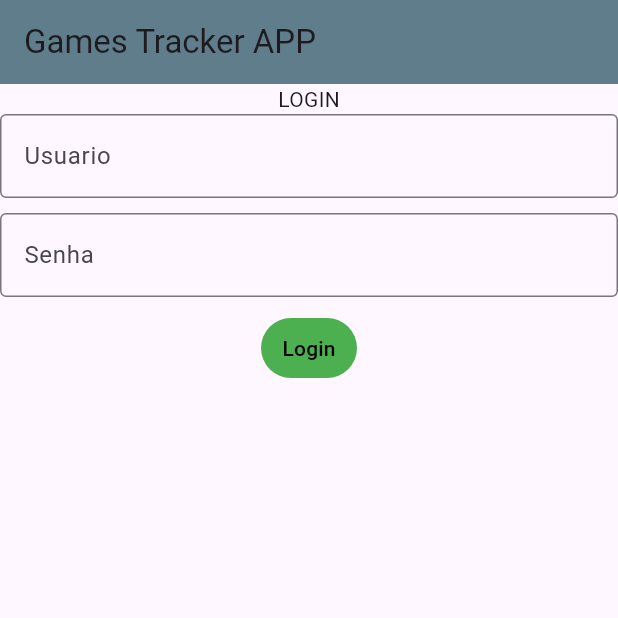
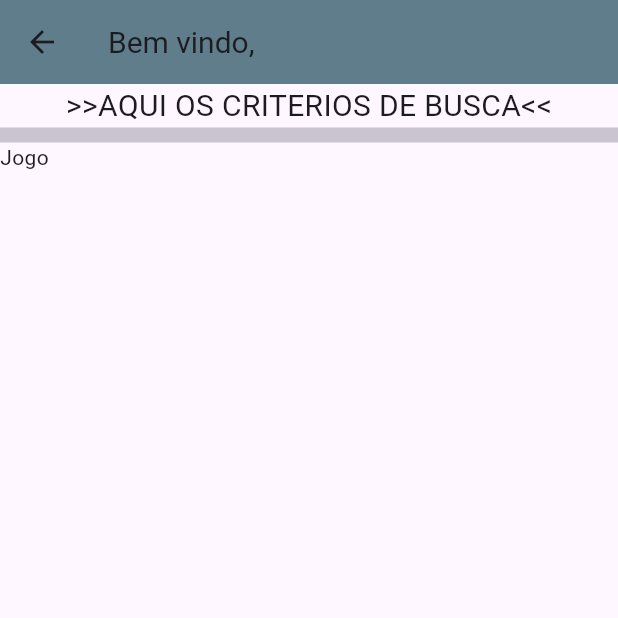
Before and after one commit to ygslima/gamestracker, a Flutter app: the screen it shows after launch, after a tap on "Login", on a phone screen of 412 x 824 dp, the top half of it. Run offline on Flutter 3.47's test engine with Material 3 defaults, Android fonts, the phone set to English and light mode, and no system bars.

Commit message:
Atualizacao 10/07/24
Add navigation, controller, classes de game, genre, gamegenre, review, user, etc
Ajeitar:
-validacao do login
-ver como vai ser passado o parametro usuario (se realmente precisa passar um objeto user ou se pode ser so a string com o username)

```diff
--- /dev/null
+++ b/gamestracker/lib/controller/telaController.dart
@@ -0,0 +1,17 @@
+import 'package:flutter/material.dart';
+import '../view/MainPage.dart';
+import '../model/user.dart';
+
+class TelaController{
+
+
+  static void loginAuth(BuildContext context, String username, String passw){
+    //COLOCAR CONDICAO DE LOGIN AQUI
+    if(true){
+      //aqui ele associa a o username ao objeto da classe usuario, que e passada como parametro
+      User user = User(username);
+      print("Login realizado!");
+      Navigator.pushNamed(context, MainPage.routeName, arguments: user);
+    }
+  }
+}
--- a/gamestracker/lib/main.dart
+++ b/gamestracker/lib/main.dart
@@ -1,8 +1,21 @@
 import 'package:flutter/material.dart';
-import 'home.dart';
-import 'loginPage.dart';
+import 'view/loginPage.dart';
+import 'view/MainPage.dart';
+import 'model/user.dart';
 void main(){
   runApp(MaterialApp(
+    initialRoute: "/",
+    routes: {
+
+    },
+    onGenerateRoute: (settings) {
+      if(settings.name == MainPage.routeName){
+        final args = settings.arguments as User;
+        return MaterialPageRoute(builder: (context) => MainPage(user: args));
+      }
+      return null;
+    },
+
     title: ("Games Tracker"),
     debugShowCheckedModeBanner: false,
     home: LoginPage(),
--- /dev/null
+++ b/gamestracker/lib/model/review.dart
@@ -0,0 +1,12 @@
+import 'game.dart';
+import 'user.dart';
+
+class Review{
+  Game _game;
+  User _autor;
+
+  Review(this._autor, this._game);
+
+  Game getGame() => _game;
+  User getAutor() => _autor;
+}
--- /dev/null
+++ b/gamestracker/lib/model/user.dart
@@ -0,0 +1,13 @@
+import 'review.dart';
+
+class User{
+  String _name;
+  List<Review> _reviews = [];
+
+
+  //metodos
+  User(this._name);
+
+  List<Review> getReviews() => _reviews;
+  String get name => _name;
+}
--- a/gamestracker/lib/loginPage.dart
+++ b/gamestracker/lib/view/loginPage.dart
@@ -1,4 +1,6 @@
 import 'package:flutter/material.dart';
+import '../controller/telaController.dart';
+
 
 class LoginPage extends StatefulWidget {
   const LoginPage({super.key});
@@ -38,7 +40,7 @@ class _LoginPageState extends State<LoginPage> {
             Divider(thickness: 10, height: 10, color: Colors.transparent,),
             TextButton(
               onPressed: () {
-
+                TelaController.loginAuth(context, userController.text, passwController.text);
               },
               child: Text("Login", style: TextStyle(color: Colors.black),),
               style: TextButton.styleFrom(backgroundColor: Colors.green),
--- /dev/null
+++ b/gamestracker/lib/view/mainPage.dart
@@ -0,0 +1,44 @@
+import 'package:flutter/material.dart';
+import '../model/user.dart';
+
+// ignore: must_be_immutable
+class MainPage extends StatefulWidget {
+  User _user;
+  MainPage({super.key, required User user}): _user = user;
+
+  static const String routeName = "/mainPage";
+
+  // ignore: unused_variable
+
+  //MainPage.login(this._user);
+
+  @override
+  State<MainPage> createState() => _MainPageState();
+}
+
+class _MainPageState extends State<MainPage> {
+  //User? user = widget._user;
+
+  @override
+  Widget build(BuildContext context) {
+    return Scaffold(
+      appBar: AppBar(title: Text("Bem vindo, ${widget._user.name}", style: TextStyle(fontSize: 20),), backgroundColor: Colors.blueGrey,),
+      body: Center(
+        child: Column(
+          children: [
+            Text(">>AQUI OS CRITERIOS DE BUSCA<<", style: TextStyle(fontSize: 20)),
+
+            Divider(height: 10, thickness: 10,),
+            Expanded(
+              child: ListView(
+                children: [
+                  Text("Jogo"),
+                ],
+              )
+            )
+          ],
+        ),
+      ),
+    );
+  }
+}
--- a/gamestracker/pubspec.yaml
+++ b/gamestracker/pubspec.yaml
@@ -30,6 +30,7 @@ environment:
 dependencies:
   flutter:
     sdk: flutter
+  sqflite: ^2.3.3+1
 
 
   # The following adds the Cupertino Icons font to your application.
```
Also changed, not shown: gamestracker/lib/model/game.dart (added, +17 -0 lines), gamestracker/lib/model/gameGenre.dart (added, +14 -0 lines), gamestracker/lib/model/genre.dart (added, +16 -0 lines), gamestracker/lib/controller/loginController.dart (deleted), gamestracker/pubspec.lock, 1 other file.
